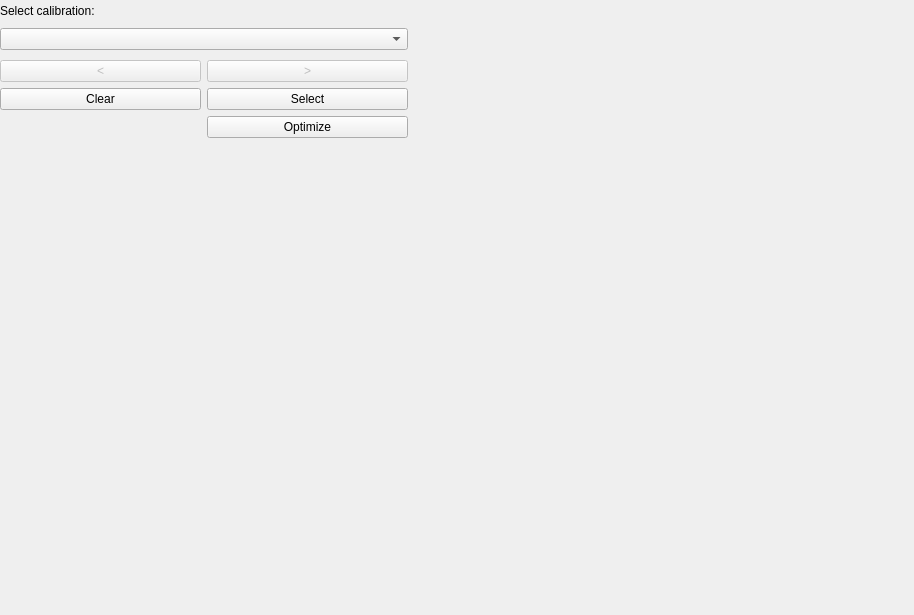
BrillouinMicroscopy/BMicro, file bmicro/gui/extraction/extraction_view.ui: the form before one commit.
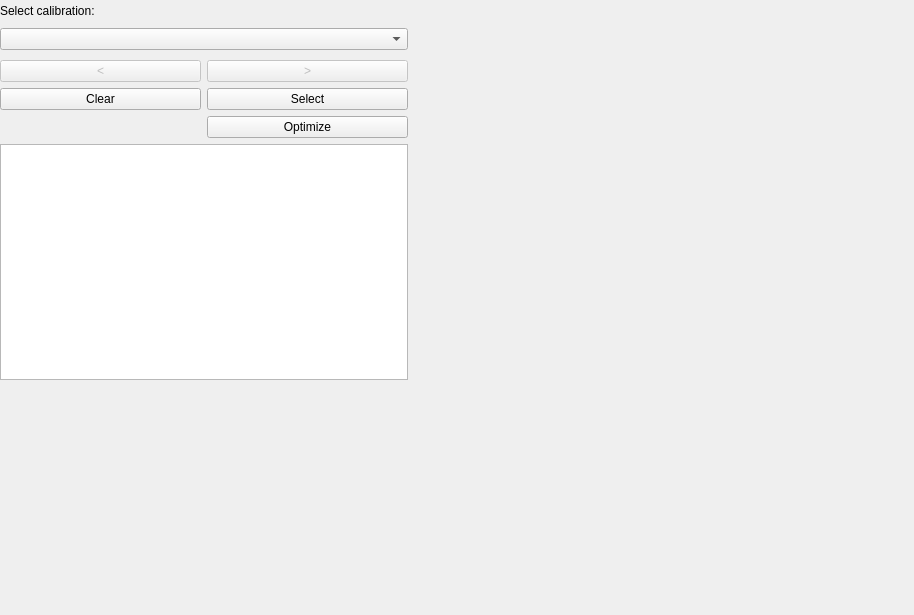
The form after the commit.

Commit message: fix: add table to extraction tab

```diff
--- a/bmicro/gui/extraction/extraction_view.ui
+++ b/bmicro/gui/extraction/extraction_view.ui
@@ -188,6 +188,9 @@
          </layout>
         </widget>
        </item>
+       <item>
+        <widget class="QTableWidget" name="table_selected_points"/>
+       </item>
        <item>
         <spacer name="verticalSpacer">
          <property name="orientation">
```
